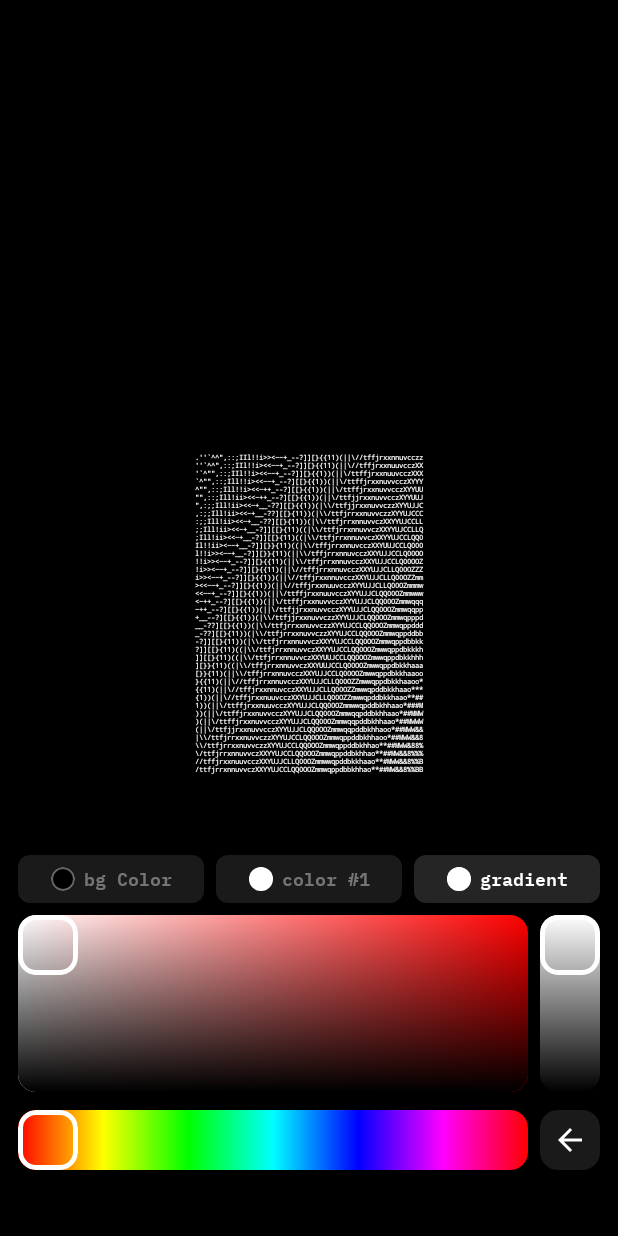
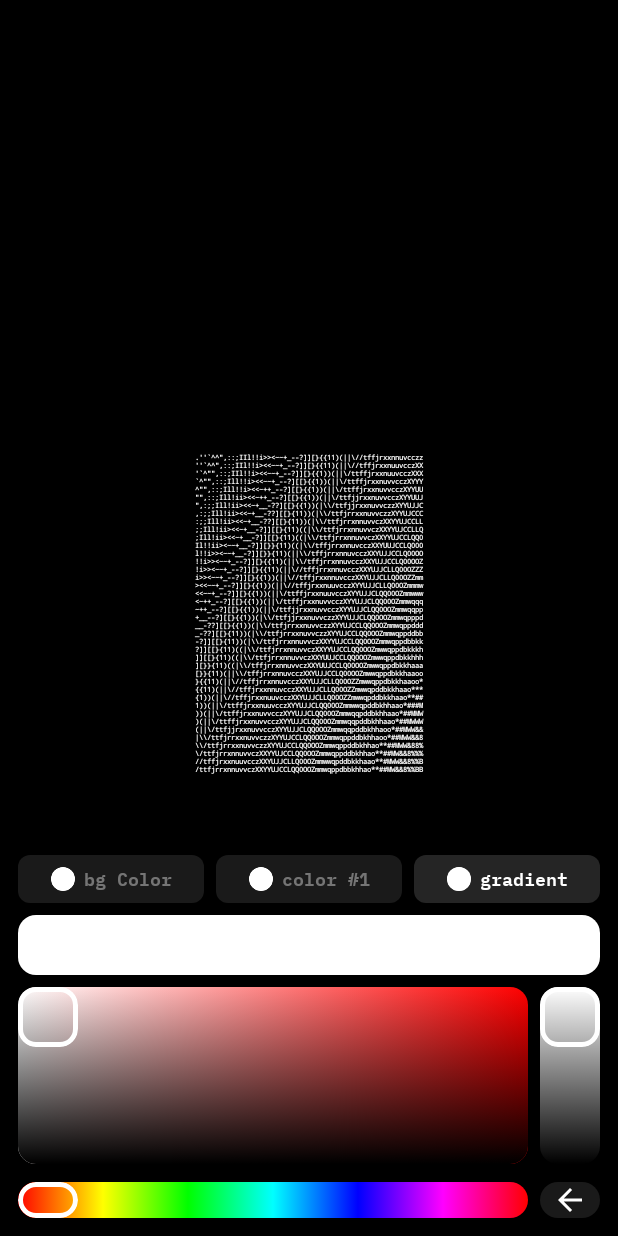
Before and after one commit to Barryalien23/MyApplication_32, an Android app built with Jetpack Compose: the screen it shows after launch (MainActivity), after a tap on "gradient", on a phone screen of 412 x 824 dp. Run offline under Robolectric (Android 15) with nearby library versions, the phone set to English and light mode, and no system bars; libraries missing offline, so code that uses them is left out: androidx.camera.core; 1 statement that could not run was skipped; 3 other taps on this screen came first.

Commit message:
Stable version with working gradient but still all symbols when we use ascii staying in left side of layout

```diff
--- a/app/src/main/java/com/raux/myapplication_32/ui/components/ColorPickerBlock.kt
+++ b/app/src/main/java/com/raux/myapplication_32/ui/components/ColorPickerBlock.kt
@@ -12,6 +12,7 @@ import androidx.compose.material.icons.Icons
 import androidx.compose.material.icons.filled.ArrowBack
 import androidx.compose.material3.*
 import androidx.compose.runtime.*
+import androidx.compose.runtime.saveable.rememberSaveable
 import androidx.compose.ui.Alignment
 import androidx.compose.ui.Modifier
 import androidx.compose.ui.draw.clip
@@ -48,51 +49,65 @@ fun ColorPickerBlock(
     onBackClick: () -> Unit,
     modifier: Modifier = Modifier
 ) {
-    val hapticFeedback = LocalHapticFeedback.current
+    val haptic = LocalHapticFeedback.current
+    // ⬇️ активный стоп для градиента
+    var activeStop by rememberSaveable { mutableStateOf(GradientStop.START) }
+
+    // Удобные текущие значения градиента из state
+    val (gradStart, gradEnd) = when (val s = colorState.symbols) {
+        is SymbolPaint.Gradient -> s.start to s.end
+        is SymbolPaint.Solid    -> s.color to s.color
+    }
 
     Column(
-        modifier = modifier
-            .fillMaxWidth()
-            .height(266.dp) // Фиксированная высота как в дизайне
-            .background(Color.Black)
-            .padding(12.dp),
+        modifier = modifier.fillMaxWidth().height(266.dp).background(Color.Black).padding(12.dp),
         verticalArrangement = Arrangement.spacedBy(8.dp)
     ) {
-        // Табы выбора типа цвета
         ColorTabs(
             colorState = colorState,
             selectedTab = selectedTab,
             onTabSelected = { tab ->
-                hapticFeedback.performHapticFeedback(HapticFeedbackType.LongPress)
+                haptic.performHapticFeedback(HapticFeedbackType.LongPress)
                 onTabSelected(tab)
             }
         )
 
-        // HSV цветовой пикер
+        // ⬇️ Плашка с двумя "пикерами" только в режиме градиента
+        if (selectedTab == ColorTab.GRADIENT) {
+            GradientStopBar(
+                start = gradStart,
+                end = gradEnd,
+                active = activeStop,
+                onActiveChange = { activeStop = it },
+                modifier = Modifier.fillMaxWidth().height(40.dp)
+            )
+        }
+
         HSVColorPicker(
             colorState = colorState,
             selectedTab = selectedTab,
+            // ⬇️ применяем цвет в нужное место
             onColorChanged = { color ->
                 when (selectedTab) {
                     ColorTab.BACKGROUND -> onBackgroundColorChanged(color)
-                    ColorTab.COLOR1 -> onSymbolColorChanged(color)
-                    ColorTab.GRADIENT -> {
-                        val currentSymbols = colorState.symbols
-                        if (currentSymbols is SymbolPaint.Gradient) {
-                            onGradientChanged(color, currentSymbols.end)
-                        } else {
-                            onGradientChanged(color, color)
-                        }
+                    ColorTab.COLOR1     -> onSymbolColorChanged(color)
+                    ColorTab.GRADIENT   -> when (activeStop) {
+                        GradientStop.START -> onGradientChanged(color, gradEnd)
+                        GradientStop.END   -> onGradientChanged(gradStart, color)
                     }
                 }
             },
+            // ⬇️ для инициализации HSV (см. ниже)
+            activeGradientStop = activeStop,
             onBackClick = {
-                hapticFeedback.performHapticFeedback(HapticFeedbackType.LongPress)
+                haptic.performHapticFeedback(HapticFeedbackType.LongPress)
                 onBackClick()
             }
         )
     }
 }
+
+private fun defaultWhite() = Color.White
 
 /**
  * Табы для выбора типа цвета
@@ -103,69 +118,58 @@ private fun ColorTabs(
     selectedTab: ColorTab,
     onTabSelected: (ColorTab) -> Unit
 ) {
-    Row(
-        modifier = Modifier.fillMaxWidth(),
-        horizontalArrangement = Arrangement.spacedBy(8.dp)
-    ) {
+    Row(Modifier.fillMaxWidth(), horizontalArrangement = Arrangement.spacedBy(8.dp)) {
         ColorTab.values().forEach { tab ->
             val isSelected = tab == selectedTab
 
-            // Получаем актуальный цвет для каждого таба
-            val tabColor = when (tab) {
-                ColorTab.BACKGROUND -> colorState.background
-                ColorTab.COLOR1 -> {
-                    when (val symbols = colorState.symbols) {
-                        is SymbolPaint.Solid -> symbols.color
-                        is SymbolPaint.Gradient -> symbols.start
+            val indicatorContent: @Composable () -> Unit = {
+                when (tab) {
+                    ColorTab.BACKGROUND -> {
+                        val c = if (isSelected) colorState.background else defaultWhite()
+                        Box(Modifier.size(16.dp).clip(CircleShape)
+                            .border(1.dp, AppColors.White, CircleShape)
+                            .background(c, CircleShape))
                     }
-                }
-                ColorTab.GRADIENT -> {
-                    when (val symbols = colorState.symbols) {
-                        is SymbolPaint.Solid -> symbols.color
-                        is SymbolPaint.Gradient -> symbols.start
+                    ColorTab.COLOR1 -> {
+                        val c = if (isSelected)
+                            when (val s = colorState.symbols) {
+                                is SymbolPaint.Solid -> s.color
+                                is SymbolPaint.Gradient -> s.start
+                            }
+                        else defaultWhite()
+                        Box(Modifier.size(16.dp).clip(CircleShape)
+                            .border(1.dp, AppColors.White, CircleShape)
+                            .background(c, CircleShape))
+                    }
+                    ColorTab.GRADIENT -> {
+                        val (start, end) = when (val s = colorState.symbols) {
+                            is SymbolPaint.Gradient -> s.start to s.end
+                            is SymbolPaint.Solid    -> Color.White to Color.White
+                        }
+                        val brush = if (isSelected)
+                            Brush.horizontalGradient(listOf(start, end))
+                        else Brush.horizontalGradient(listOf(Color.White, Color.White))
+                        Box(Modifier.size(16.dp).clip(CircleShape)
+                            .border(1.dp, AppColors.White, CircleShape)
+                            .background(brush))
                     }
                 }
             }
 
             Box(
-                modifier = Modifier
-                    .weight(1f)
-                    .height(32.dp)
+                modifier = Modifier.weight(1f).height(32.dp)
                     .clip(RoundedCornerShape(8.dp))
-                    .background(
-                        if (isSelected) AppColors.GreyActive else AppColors.MainGrey
-                    )
+                    .background(if (isSelected) AppColors.GreyActive else AppColors.MainGrey)
                     .clickable { onTabSelected(tab) }
-                    .padding(horizontal = 8.dp, vertical = 8.dp),
+                    .padding(horizontal = 8.dp),
                 contentAlignment = Alignment.Center
             ) {
-                Row(
-                    horizontalArrangement = Arrangement.spacedBy(6.dp),
-                    verticalAlignment = Alignment.CenterVertically
-                ) {
-                    // Индикатор цвета с актуальным цветом
-                    ColorIndicator(
-                        colorState = ColorState(
-                            background = tabColor,
-                            symbols = when (tab) {
-                                ColorTab.BACKGROUND -> SymbolPaint.Solid(tabColor)
-                                ColorTab.COLOR1 -> SymbolPaint.Solid(tabColor)
-                                ColorTab.GRADIENT -> colorState.symbols
-                            }
-                        ),
-                        isSelected = isSelected,
-                        modifier = Modifier.size(16.dp)
-                    )
-
-                    // Текст таба
+                Row(horizontalArrangement = Arrangement.spacedBy(6.dp), verticalAlignment = Alignment.CenterVertically) {
+                    indicatorContent()
                     Text(
                         text = tab.displayName,
-                        style = AppTypography.body1.copy(
-                            fontSize = 12.sp,
-                            fontWeight = FontWeight.SemiBold
-                        ),
-                        color = if (isSelected) AppColors.White else AppColors.White.copy(alpha = 0.4f),
-                        textAlign = TextAlign.Center
+                        style = AppTypography.body1.copy(fontSize = 12.sp, fontWeight = FontWeight.SemiBold),
+                        color = if (isSelected) AppColors.White else AppColors.White.copy(alpha = 0.4f)
                     )
                 }
             }
@@ -181,6 +185,7 @@ private fun HSVColorPicker(
     colorState: ColorState,
     selectedTab: ColorTab,
     onColorChanged: (Color) -> Unit,
+    activeGradientStop: GradientStop? = null,
     onBackClick: () -> Unit
 ) {
     var hue by remember { mutableStateOf(0f) }
@@ -188,13 +193,23 @@ private fun HSVColorPicker(
     var value by remember { mutableStateOf(1f) }
     var alpha by remember { mutableStateOf(1f) }
 
-    // ⬇️ перезапускаем ТОЛЬКО при смене таба
-    LaunchedEffect(selectedTab) {
+    // берем цвет источника только когда:
+    // - сменился таб
+    // - в табе градиента сменился активный стоп
+    LaunchedEffect(selectedTab, activeGradientStop) {
         val current = when (selectedTab) {
             ColorTab.BACKGROUND -> colorState.background
-            ColorTab.COLOR1, ColorTab.GRADIENT -> when (val s = colorState.symbols) {
+            ColorTab.COLOR1 -> when (val s = colorState.symbols) {
                 is SymbolPaint.Solid -> s.color
                 is SymbolPaint.Gradient -> s.start
+            }
+            ColorTab.GRADIENT -> {
+                val s = colorState.symbols
+                val (start, end) = when (s) {
+                    is SymbolPaint.Gradient -> s.start to s.end
+                    is SymbolPaint.Solid    -> s.color to s.color
+                }
+                if (activeGradientStop == GradientStop.END) end else start
             }
         }
         val hsv = FloatArray(3)
@@ -202,7 +217,6 @@ private fun HSVColorPicker(
         hue = hsv[0]; saturation = hsv[1]; value = hsv[2]; alpha = current.alpha
     }
 
-    // ⬇️ стабилизируем ссылку на коллбэк (чтобы pointerInput был с ключом Unit)
     val applyColor by rememberUpdatedState(onColorChanged)
 
     Column(Modifier.fillMaxWidth(), verticalArrangement = Arrangement.spacedBy(12.dp)) {
@@ -458,3 +472,67 @@ enum class ColorTab(val displayName: String) {
     COLOR1("color #1"),
     GRADIENT("gradient")
 }
+
+/**
+ * Активный стоп градиента
+ */
+enum class GradientStop { START, END }
+
+/**
+ * Шкала выбора активного стопа градиента
+ */
+@Composable
+private fun GradientStopBar(
+    start: Color,
+    end: Color,
+    active: GradientStop,
+    onActiveChange: (GradientStop) -> Unit,
+    modifier: Modifier = Modifier
+) {
+    val haptics = LocalHapticFeedback.current
+    var sizePx by remember { mutableStateOf(androidx.compose.ui.unit.IntSize.Zero) }
+
+    Box(
+        modifier = modifier
+            .clip(RoundedCornerShape(12.dp))
+            .background(Brush.horizontalGradient(listOf(start, end)))
+            .onGloballyPositioned { sizePx = it.size }
+            .pointerInput(Unit) {
+                detectTapGestures { p ->
+                    // простая логика выбора: ближе к левому/правому краю
+                    val isEnd = p.x > sizePx.width / 2f
+                    haptics.performHapticFeedback(HapticFeedbackType.LongPress)
+                    onActiveChange(if (isEnd) GradientStop.END else GradientStop.START)
+                }
+            }
+            .padding(horizontal = 8.dp)
+    ) {
+        // Левый хэндл (START)
+        Handle(
+            isActive = active == GradientStop.START,
+            modifier = Modifier.align(Alignment.CenterStart)
+        )
+        // Правый хэндл (END)
+        Handle(
+            isActive = active == GradientStop.END,
+            modifier = Modifier.align(Alignment.CenterEnd)
+        )
+    }
+}
+
+/**
+ * Хэндл для выбора стопа градиента
+ */
+@Composable
+private fun Handle(isActive: Boolean, modifier: Modifier = Modifier) {
+    Box(
+        modifier
+            .size(28.dp)
+            .clip(RoundedCornerShape(8.dp))
+            .border(
+                width = if (isActive) 3.dp else 2.dp,
+                color = if (isActive) AppColors.White else AppColors.White.copy(alpha = .6f),
+                shape = RoundedCornerShape(8.dp)
+            )
+    )
+}
```
